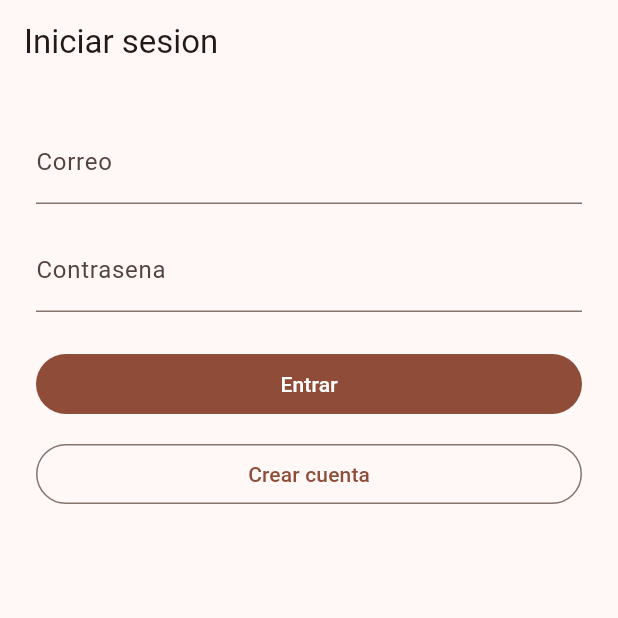
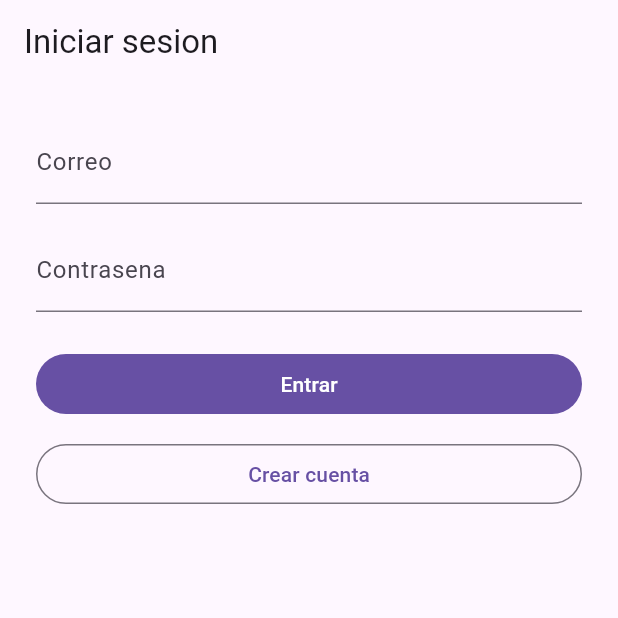
Before and after one commit to sergiovillaa/app_recetas, a Flutter app: the screen it shows after launch, on a phone screen of 412 x 824 dp, the top half of it. Run offline on Flutter 3.47's test engine with Material 3 defaults, Android fonts, the phone set to English and light mode, and no system bars; our stand-ins replace adaptive_theme, flutter_svg; missing offline and left inert: avataaars.

Commit message:
Implementación de modo oscuro con AdaptativeTheme

```diff
--- a/lib/main.dart
+++ b/lib/main.dart
@@ -1,6 +1,6 @@
 import 'package:flutter/material.dart';
 import 'package:proyecto_recetas/screens/auth_screen.dart';
-
+import 'package:adaptive_theme/adaptive_theme.dart';
 void main() {
   runApp(const MyApp());
 }
@@ -10,13 +10,16 @@ class MyApp extends StatelessWidget {
 
   @override
   Widget build(BuildContext context) {
-    return MaterialApp(
-      title: 'Recetas',
-      theme: ThemeData(
-        colorScheme: ColorScheme.fromSeed(seedColor: Colors.deepOrange),
-        useMaterial3: true,
+    return AdaptiveTheme(
+      light: ThemeData.light(useMaterial3: true),
+      dark: ThemeData.dark(useMaterial3: true),
+      initial: AdaptiveThemeMode.light,
+      builder: (theme, darkTheme) => MaterialApp(
+        title: 'App Recetas',
+        theme: theme,
+        darkTheme: darkTheme,
+        home: const AuthScreen(),
       ),
-      home: const AuthScreen(),
     );
   }
 }
--- a/pubspec.yaml
+++ b/pubspec.yaml
@@ -35,6 +35,7 @@ dependencies:
   avataaars: ^1.0.0
   flutter_svg: ^1.1.6
   cupertino_icons: ^1.0.8
+  adaptive_theme: ^3.7.2
 
   # The following adds the Cupertino Icons font to your application.
   # Use with the CupertinoIcons class for iOS style icons.
```
Also changed, not shown: lib/screens/configuracion.dart (+29 -9 lines), pubspec.lock, 1 other file.
